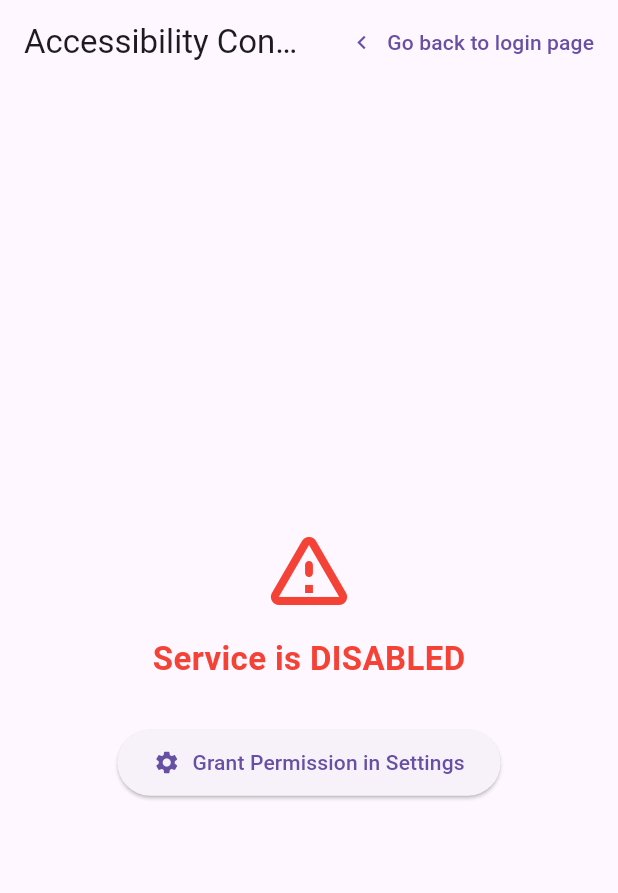
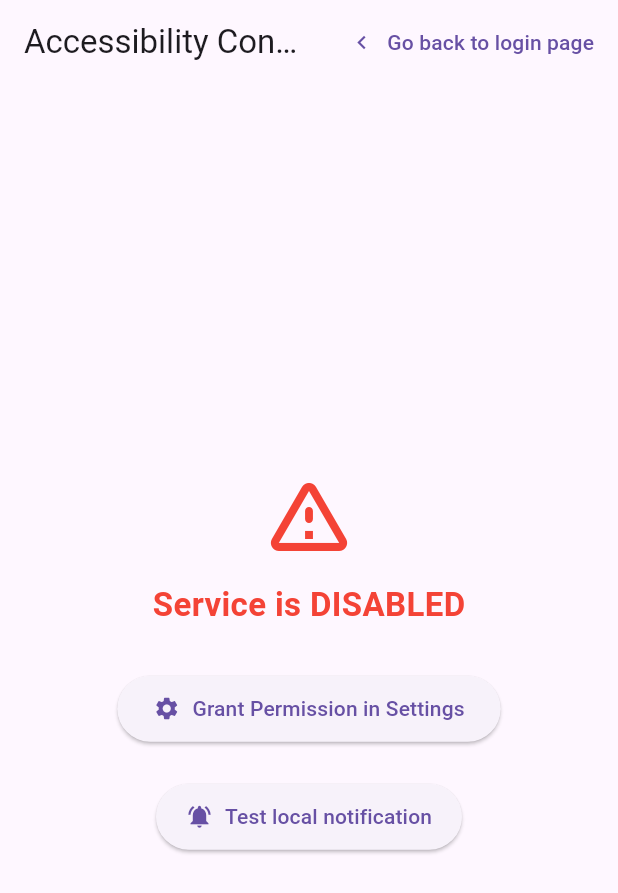
Before and after one commit to sinemadalan/digital_assistant, a Flutter app: the ControlPanel screen opened directly, on a phone screen of 412 x 824 dp. Shown: the top 893 px of the screen. Run offline on Flutter 3.47's test engine with Material 3 defaults, Android fonts, the phone set to English and light mode, and no system bars; our stand-ins replace flutter_secure_storage; accounts and stored records are empty.

Commit message:
Add 'Test local notification' button to ControlPanel
- Wire 'testLocalNotification' call through Flutter AccessibilityManager to native MainActivity MethodChannel.
- Trigger AppNotificationManager to dispatch a test notification with title 'Test Notification' and body 'Hello notification'.
- Add UI button in ControlPanel with user feedback via SnackBar.

```diff
--- a/lib/Util/accessibility_service_manager.dart
+++ b/lib/Util/accessibility_service_manager.dart
@@ -57,4 +57,9 @@ class AccessibilityManager {
   static Future<void> clearAuthToken() async {
     await _methodChannel.invokeMethod('clearAuthToken');
   }
+
+  /// Sends a local test notification with "Hello notification" message.
+  static Future<bool> testLocalNotification() async {
+    return await _methodChannel.invokeMethod<bool>('testLocalNotification') ?? false;
+  }
 }
--- a/lib/pages/control_panel.dart
+++ b/lib/pages/control_panel.dart
@@ -51,7 +51,34 @@ class _ControlPanelState extends State<ControlPanel> {
           const SizedBox(height: 30),
           // Conditionally show either the settings button OR the pause toggle
           if (!isRunning) _buildSettingsButton() else _buildPauseToggle(),
+          const SizedBox(height: 24),
+          _buildTestNotificationButton(),
         ],
+      ),
+    );
+  }
+
+  Widget _buildTestNotificationButton() {
+    return ElevatedButton.icon(
+      onPressed: _sendTestNotification,
+      icon: const Icon(Icons.notifications_active),
+      label: const Text('Test local notification'),
+      style: ElevatedButton.styleFrom(
+        padding: const EdgeInsets.symmetric(horizontal: 20, vertical: 12),
+      ),
+    );
+  }
+
+  Future<void> _sendTestNotification() async {
+    final posted = await AccessibilityManager.testLocalNotification();
+    if (!mounted) return;
+    ScaffoldMessenger.of(context).showSnackBar(
+      SnackBar(
+        content: Text(
+          posted
+              ? 'Notification "Hello notification" sent!'
+              : 'Could not send notification (check permissions or notification settings)',
+        ),
       ),
     );
   }
```
Also changed, not shown: 1 other file. Lines whose indentation alone changed are shown as unchanged.
